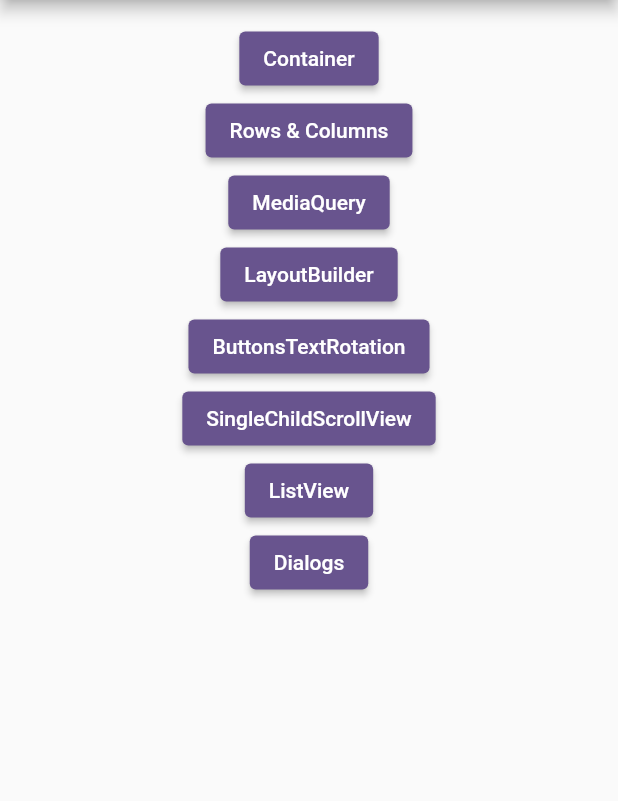
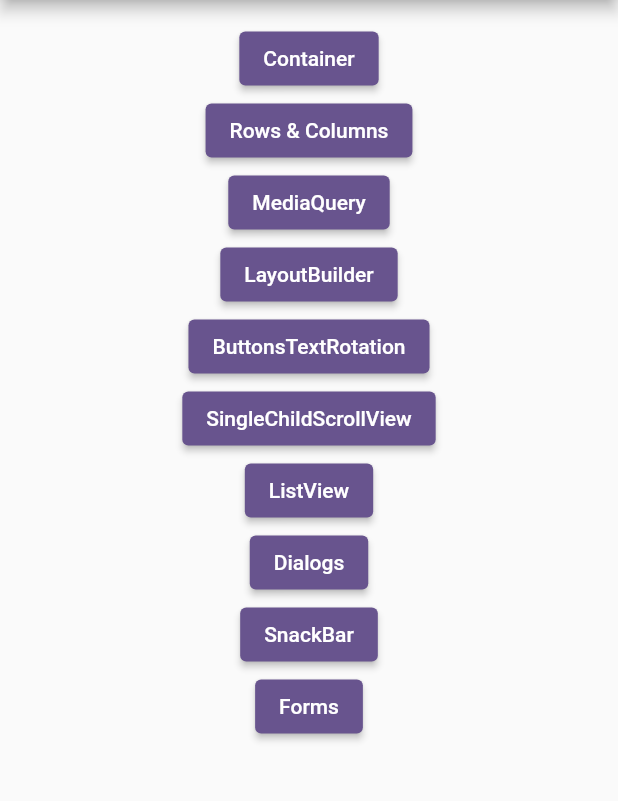
Before and after one commit to celycodes/jornada_flutter, a Flutter app: the screen it shows after launch, on a phone screen of 412 x 824 dp, the part 84-885 px from its top. Run offline on Flutter 3.47's test engine with Material 2 defaults, Android fonts, the phone set to English and light mode, and no system bars; our stand-ins replace device_preview.

Commit message:
flutter fundamentos

```diff
--- a/flutter_fundamentos/lib/main.dart
+++ b/flutter_fundamentos/lib/main.dart
@@ -4,7 +4,9 @@ import 'package:flutter/material.dart';
 import 'package:device_preview/device_preview.dart';
 import 'package:flutter_fundamentos/pages/buttons_rotation_text/buttons_rotation_text_page.dart';
 import 'package:flutter_fundamentos/pages/dialogs/dialogs_page.dart';
+import 'package:flutter_fundamentos/pages/forms/forms_page.dart';
 import 'package:flutter_fundamentos/pages/scrolls/list_view_page.dart';
+import 'package:flutter_fundamentos/pages/snackbar/snackbar_page.dart';
 import 'pages/container/container_page.dart';
 import 'pages/home/home_page.dart';
 import 'pages/layout_builder/layout_builder_page.dart';
@@ -47,6 +49,8 @@ class MyApp extends StatelessWidget {
             const SingleChildScrollViewPage(),
         AppRoutes.listView: (_) => const ListViewPage(),
         AppRoutes.dialogs: (_) => const DialogsPage(),
+        AppRoutes.snackbar: (_) => const SnackbarPage(),
+        AppRoutes.forms: (_) => const FormsPage(),
       },
     );
   }
--- a/flutter_fundamentos/lib/pages/buttons_rotation_text/buttons_rotation_text_page.dart
+++ b/flutter_fundamentos/lib/pages/buttons_rotation_text/buttons_rotation_text_page.dart
@@ -1,3 +1,5 @@
+// ignore_for_file: avoid_print
+
 import 'package:flutter/material.dart';
 
 class ButtonsRotationTextPage extends StatelessWidget {
--- a/flutter_fundamentos/lib/pages/home/home_page.dart
+++ b/flutter_fundamentos/lib/pages/home/home_page.dart
@@ -10,6 +10,8 @@ enum PopupMenuPages {
   singleChildScrollView,
   listView,
   dialogs,
+  snackbar,
+  forms,
 }
 
 class HomePage extends StatelessWidget {
@@ -65,6 +67,17 @@ class HomePage extends StatelessWidget {
                 Navigator.of(context).pushNamed(
                   AppRoutes.dialogs,
                 );
+                break;
+              case PopupMenuPages.snackbar:
+                Navigator.of(context).pushNamed(
+                  AppRoutes.snackbar,
+                );
+                break;
+              case PopupMenuPages.forms:
+                Navigator.of(context).pushNamed(
+                  AppRoutes.forms,
+                );
+                break;
             }
           }, itemBuilder: (BuildContext context) {
             return <PopupMenuItem<PopupMenuPages>>[
@@ -99,6 +112,14 @@ class HomePage extends StatelessWidget {
               const PopupMenuItem<PopupMenuPages>(
                 value: PopupMenuPages.dialogs,
                 child: Text('Dialogs'),
+              ),
+              const PopupMenuItem<PopupMenuPages>(
+                value: PopupMenuPages.snackbar,
+                child: Text('SnackBar'),
+              ),
+              const PopupMenuItem<PopupMenuPages>(
+                value: PopupMenuPages.forms,
+                child: Text('Forms'),
               ),
             ];
           }),
@@ -174,6 +195,22 @@ class HomePage extends StatelessWidget {
               },
               child: const Text('Dialogs'),
             ),
+            ElevatedButton(
+              onPressed: () {
+                Navigator.of(context).pushNamed(
+                  AppRoutes.snackbar,
+                );
+              },
+              child: const Text('SnackBar'),
+            ),
+            ElevatedButton(
+              onPressed: () {
+                Navigator.of(context).pushNamed(
+                  AppRoutes.forms,
+                );
+              },
+              child: const Text('Forms'),
+            ),
           ],
         ),
       ),
--- a/flutter_fundamentos/lib/routes/app_routes.dart
+++ b/flutter_fundamentos/lib/routes/app_routes.dart
@@ -8,4 +8,6 @@ class AppRoutes {
   static const singleChildScrollView = '/scrolls/single_child';
   static const listView = '/scrolls/list_view';
   static const dialogs = '/dialogs';
+  static const snackbar = '/snackbar';
+  static const forms = '/forms';
 }
```
Also changed, not shown: flutter_fundamentos/lib/pages/dialogs/dialogs_page.dart (+31 -2 lines), flutter_fundamentos/lib/pages/forms/forms_page.dart (added, +68 -0 lines), flutter_fundamentos/lib/pages/snackbar/snackbar_page.dart (added, +50 -0 lines), flutter_fundamentos/lib/pages/dialogs/dialog_custom.dart (line endings or trailing spaces).
